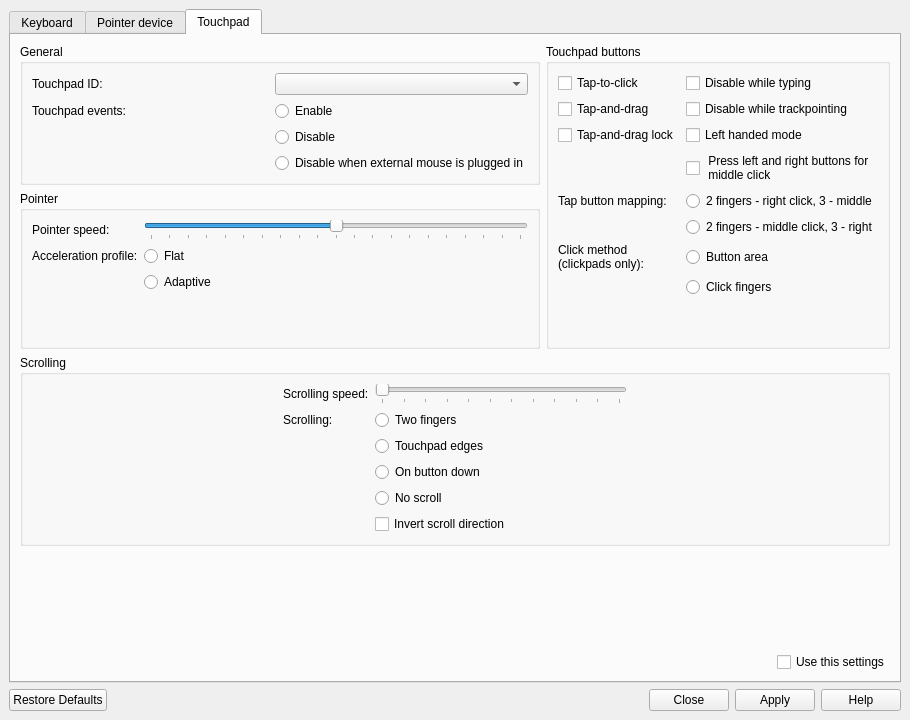
Qt form sway_input_config/ui/mainwindow.ui (Sunderland93/sway-input-config) before a commit.
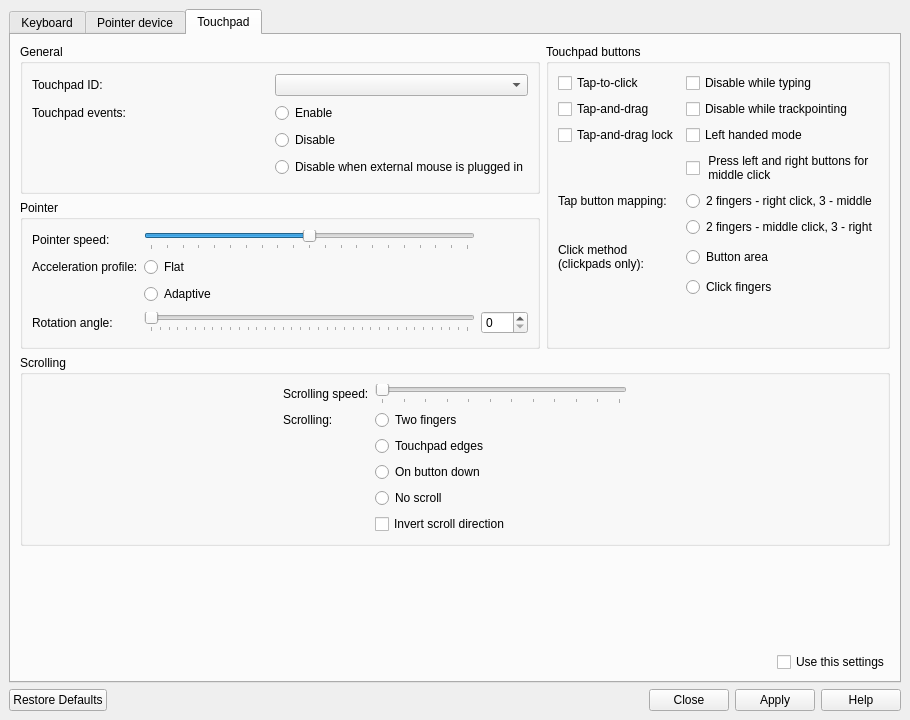
The same form after that commit. The open tabs and pages were chosen to show the change.

Commit message: Implement pointer rotation angle settings

Patch:
```diff
--- a/sway_input_config/ui/mainwindow.ui
+++ b/sway_input_config/ui/mainwindow.ui
@@ -818,18 +818,41 @@
              </property>
             </widget>
            </item>
-           <item row="3" column="0" colspan="2">
-            <spacer name="verticalSpacer_5">
+           <item row="3" column="0">
+            <widget class="QLabel" name="touchpadRotationLabel">
+             <property name="text">
+              <string>Rotation angle:</string>
+             </property>
+            </widget>
+           </item>
+           <item row="3" column="1">
+            <widget class="QSlider" name="touchRotationAngleSlider">
+             <property name="toolTip">
+              <string>Sets the rotation angle of the device to the given angle, in degrees clockwise.</string>
+             </property>
+             <property name="maximum">
+              <number>360</number>
+             </property>
              <property name="orientation">
-              <enum>Qt::Vertical</enum>
+              <enum>Qt::Horizontal</enum>
              </property>
-             <property name="sizeHint" stdset="0">
-              <size>
-               <width>20</width>
-               <height>40</height>
-              </size>
+             <property name="tickPosition">
+              <enum>QSlider::TicksBelow</enum>
              </property>
-            </spacer>
+             <property name="tickInterval">
+              <number>10</number>
+             </property>
+            </widget>
+           </item>
+           <item row="3" column="2">
+            <widget class="QSpinBox" name="touchRotationAngle">
+             <property name="toolTip">
+              <string>Sets the rotation angle of the device to the given angle, in degrees clockwise.</string>
+             </property>
+             <property name="maximum">
+              <number>360</number>
+             </property>
+            </widget>
            </item>
           </layout>
          </widget>
```
Left out of the diff: 76 changed lines with no effect on the pictures. The commit also changes 3 other files.
